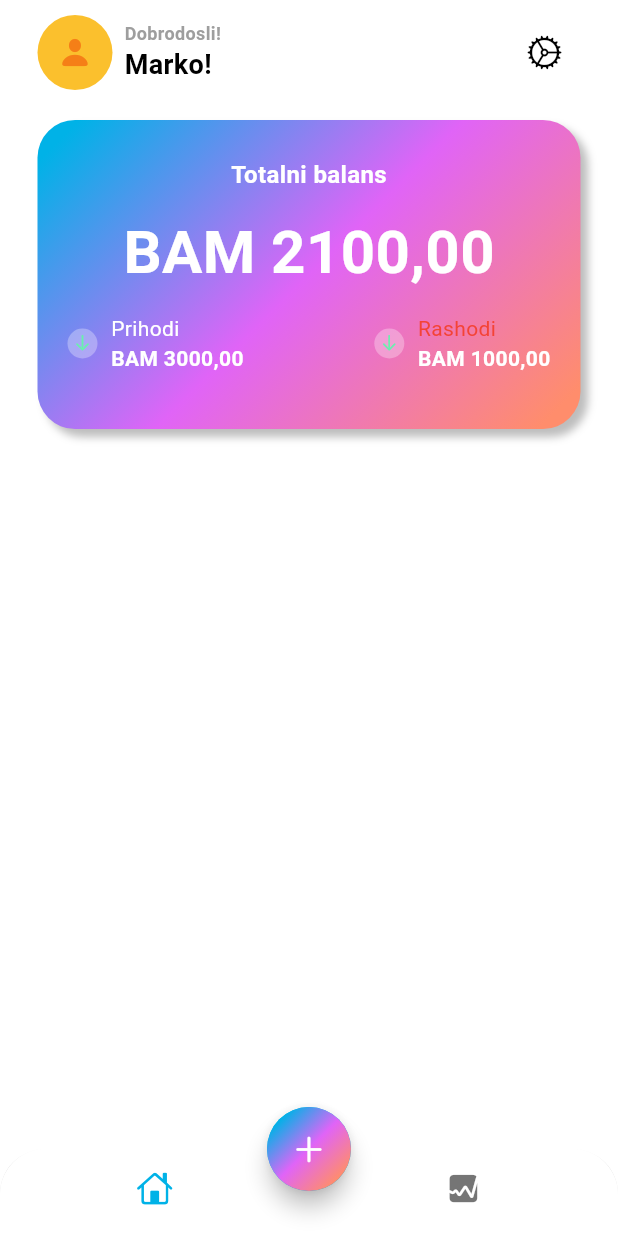
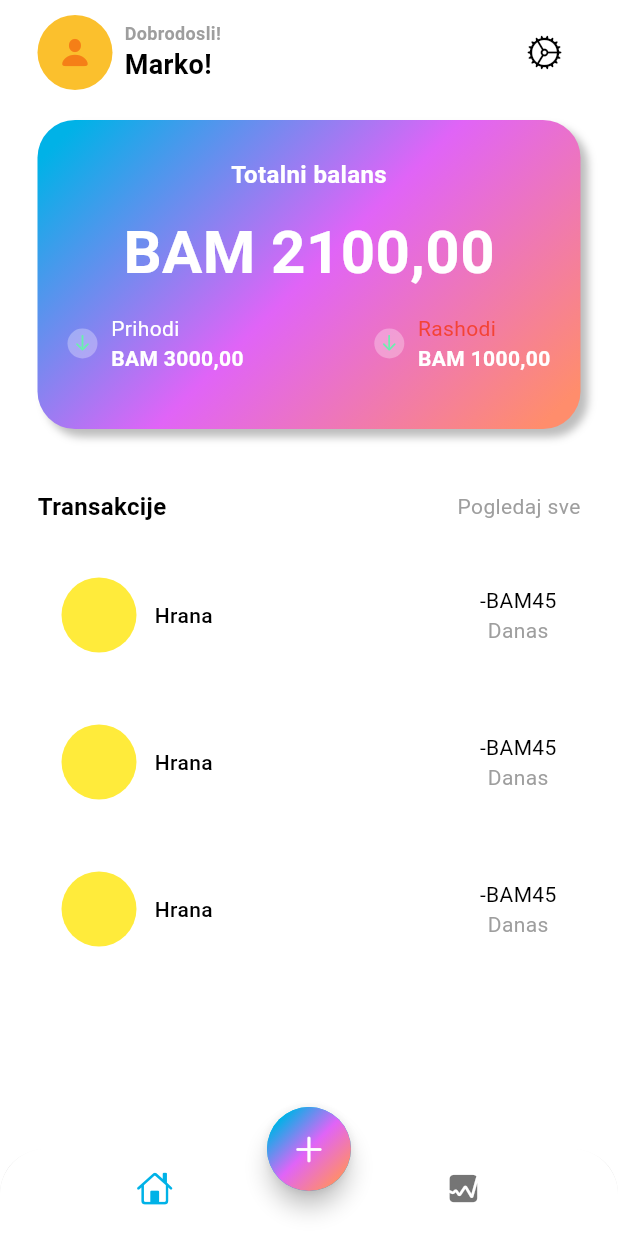
Before and after one commit to MarkoLosic/expensetracker, a Flutter app: the screen it shows after launch, on a phone screen of 412 x 824 dp. Run offline on Flutter 3.47's test engine with Material 3 defaults, Android fonts, the phone set to English and light mode, and no system bars.

Commit message:
Added new cards and their objects

```diff
--- a/lib/home/views/main_screen.dart
+++ b/lib/home/views/main_screen.dart
@@ -208,6 +208,98 @@ class MainScreen extends StatelessWidget {
                     )
                   ]),
             ),
+            //Here is end of the first part (The credit card)
+            const SizedBox(height: 40),
+            Row(
+              mainAxisAlignment: MainAxisAlignment.spaceBetween,
+              children: [
+                Text(
+                  'Transakcije',
+                  style: TextStyle(
+                      fontSize: 16,
+                      color: Theme.of(context).colorScheme.onBackground,
+                      fontWeight: FontWeight.bold),
+                ),
+                GestureDetector(
+                  onTap: () {},
+                  child: Text(
+                    'Pogledaj sve',
+                    style: TextStyle(
+                        fontSize: 14,
+                        color: Theme.of(context).colorScheme.outline,
+                        fontWeight: FontWeight.w400),
+                  ),
+                )
+              ],
+            ),
+            //New screen when user click on Pogledaj sve
+            const SizedBox(height: 20),
+            Expanded(
+              child: ListView.builder(
+                  itemCount: 3,
+                  itemBuilder: (context, int i) {
+                    return Padding(
+                      padding: const EdgeInsets.only(bottom: 16.0),
+                      child: Container(
+                        decoration: BoxDecoration(
+                            color: Colors.white,
+                            borderRadius: BorderRadius.circular(12)),
+                        child: Padding(
+                          padding: const EdgeInsets.all(16.0),
+                          child: Row(
+                            mainAxisAlignment: MainAxisAlignment.spaceBetween,
+                            children: [
+                              Row(children: [
+                                Container(
+                                  width: 50,
+                                  height: 50,
+                                  decoration: const BoxDecoration(
+                                    color: Colors.yellow,
+                                    shape: BoxShape.circle,
+                                  ),
+                                ),
+                                const SizedBox(
+                                  width: 12,
+                                ),
+                                Text(
+                                  'Hrana',
+                                  style: TextStyle(
+                                      fontSize: 14,
+                                      color: Theme.of(context)
+                                          .colorScheme
+                                          .onBackground,
+                                      fontWeight: FontWeight.w500),
+                                ),
+                              ]),
+                              Column(
+                                children: [
+                                  Text(
+                                    '-BAM45',
+                                    style: TextStyle(
+                                        fontSize: 14,
+                                        color: Theme.of(context)
+                                            .colorScheme
+                                            .onBackground,
+                                        fontWeight: FontWeight.w400),
+                                  ),
+                                  Text(
+                                    'Danas',
+                                    style: TextStyle(
+                                        fontSize: 14,
+                                        color: Theme.of(context)
+                                            .colorScheme
+                                            .outline,
+                                        fontWeight: FontWeight.w400),
+                                  ),
+                                ],
+                              )
+                            ],
+                          ),
+                        ),
+                      ),
+                    );
+                  }),
+            )
           ],
         ),
       ),
```
